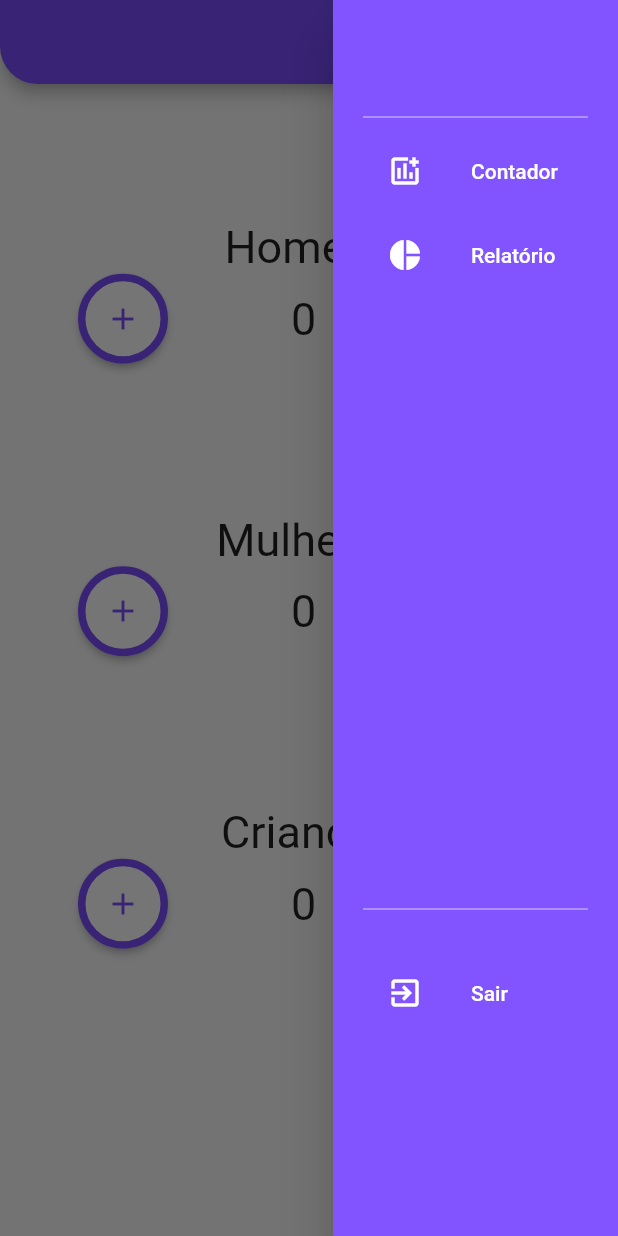
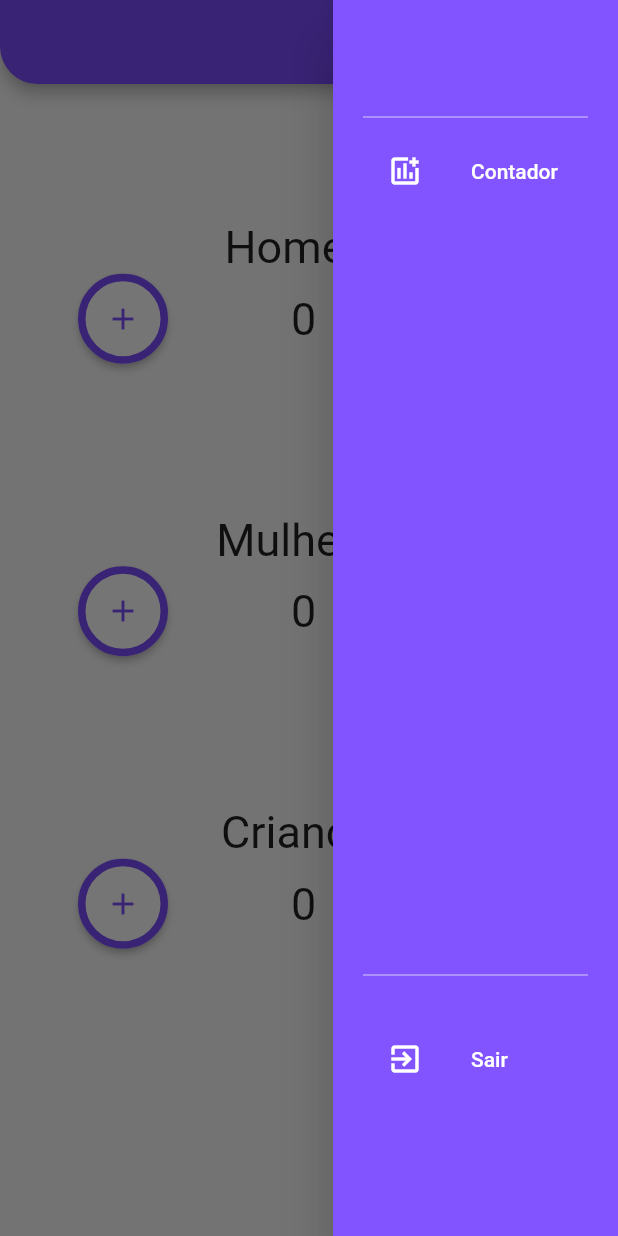
Before and after one commit to Mthws167/TargetControl, a Flutter app: the screen it shows once a user with an empty profile is signed in, with the side drawer open, on a phone screen of 412 x 824 dp. Run offline on Flutter 3.47's test engine with Material 2 defaults, Android fonts, the phone set to English and light mode, and no system bars; our stand-ins replace email_validator, firebase_auth, firebase_core, firebase_database, fluttertoast; missing offline and left inert: cloud_firestore_web, firebase_auth_web, firebase_core_web, firebase_database_web; accounts and stored records are empty.

Commit message:
Correção do erro na página do contador ao sair

```diff
--- a/lib/screens/screen-chart/chart.dart
+++ b/lib/screens/screen-chart/chart.dart
@@ -1,7 +1,5 @@
 import 'package:flutter/cupertino.dart';
 import 'package:flutter/material.dart';
-
-import '../screen-menu/menu.dart';
 
 class Chart extends StatelessWidget {
   const Chart({Key? key}) : super(key: key);
--- a/lib/screens/screen-menu/menu.dart
+++ b/lib/screens/screen-menu/menu.dart
@@ -34,13 +34,8 @@ class _MenuState extends State<Menu> {
               icon: Icons.add_chart_outlined,
               onClicked: () => selectedItem(context, 0),
             ),
-            buildMenuItem(
-              text: 'Relatório',
-              icon: Icons.pie_chart_sharp,
-              onClicked: () => selectedItem(context, 1),
-            ),
             const SizedBox(
-              height: 400,
+              height: 500,
             ),
             Divider(color: Colors.white70),
             const SizedBox(
@@ -49,7 +44,7 @@ class _MenuState extends State<Menu> {
             buildMenuItem(
               text: 'Sair',
               icon: Icons.exit_to_app,
-              onClicked: () => selectedItem(context, 2),
+              onClicked: () => selectedItem(context, 1),
             ),
           ],
         ),
@@ -83,15 +78,10 @@ class _MenuState extends State<Menu> {
     switch (index) {
       case 0:
         Navigator.of(context)
-            .push(MaterialPageRoute(builder: (context) => Counter()));
+            .push(MaterialPageRoute(builder: (context) => Chart()));
         break;
 
       case 1:
-        Navigator.of(context)
-            .push(MaterialPageRoute(builder: (context) => Chart()));
-        break;
-
-      case 2:
         FirebaseAuth.instance.signOut();
         Navigator.of(context).pop();
         break;
```
